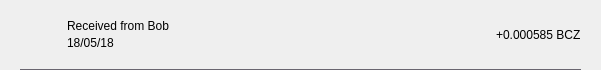
This is src/qt/bcz/forms/txrow.ui in SpecialCoins/den as Qt 5 draws it before an edit. The edited form follows.
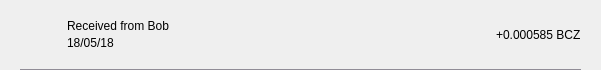
This is the edited form.

```diff
--- a/src/qt/bcz/forms/txrow.ui
+++ b/src/qt/bcz/forms/txrow.ui
@@ -160,7 +160,7 @@
          </size>
         </property>
         <property name="styleSheet">
-         <string notr="true">background-color:#69656F;</string>
+         <string notr="true">background-color:#908c96;</string>
         </property>
         <property name="text">
          <string/>
```
